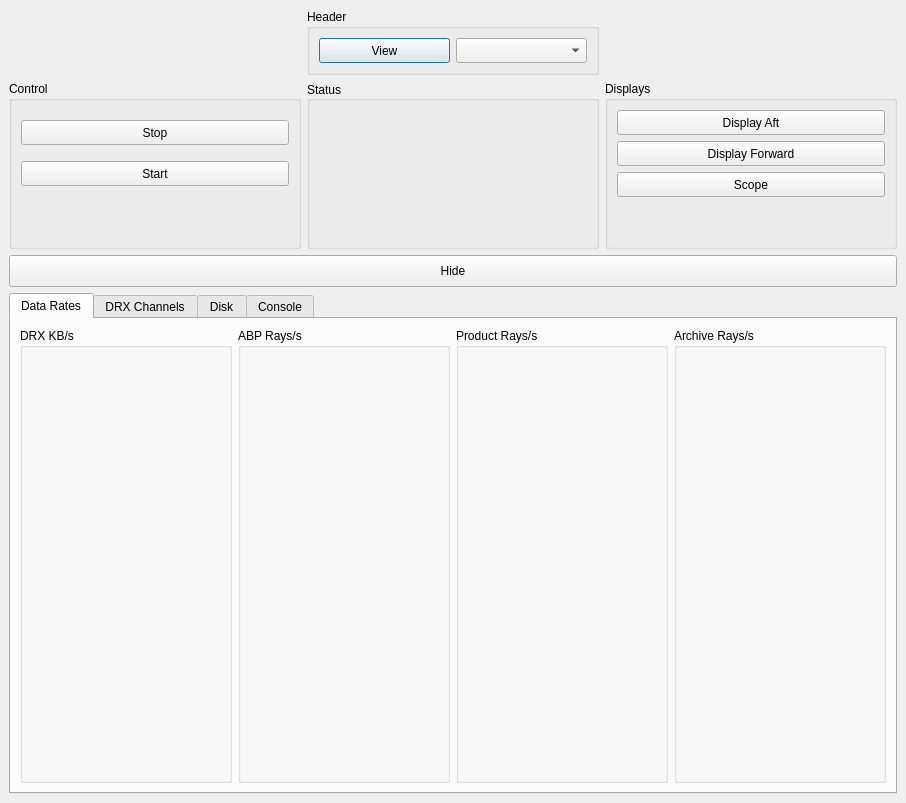
The window that src/eldoragui/EldoraMain.ui (NCAR/eldora_instrument) describes before a commit, drawn with Qt 5.
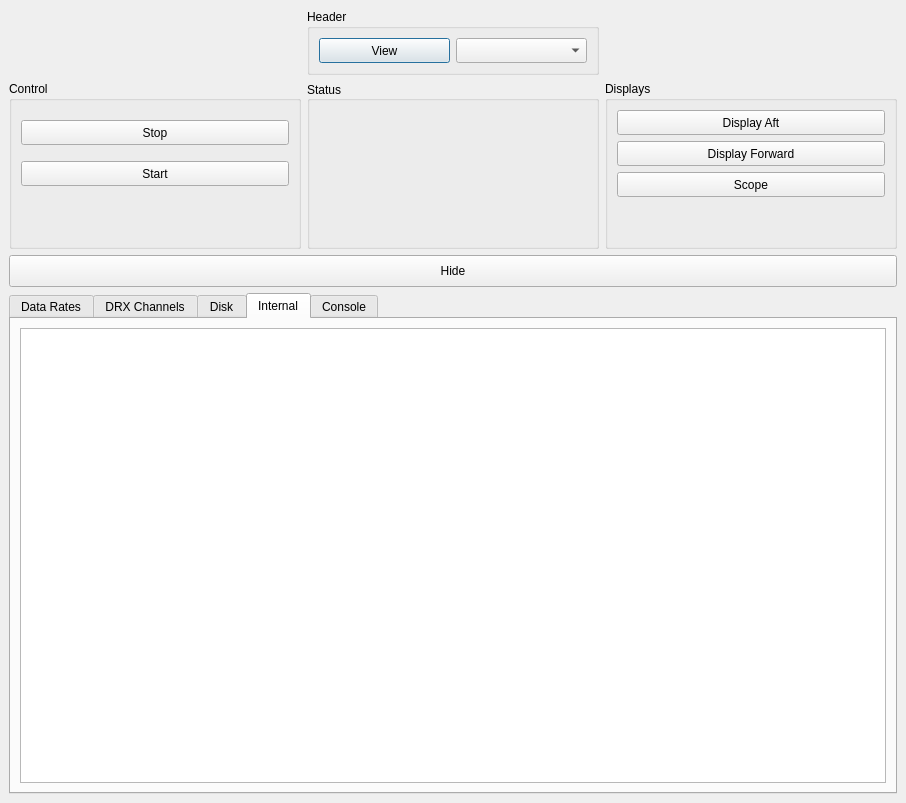
The same window after the commit. The open tabs and pages were chosen to show the change.

Commit message: Added an internal debugging tab.

The edit to the form file:
```diff
--- a/src/eldoragui/EldoraMain.ui
+++ b/src/eldoragui/EldoraMain.ui
@@ -762,6 +762,25 @@
        </item>
       </layout>
      </widget>
+     <widget class="QWidget" name="tab_5" >
+      <attribute name="title" >
+       <string>Internal</string>
+      </attribute>
+      <attribute name="toolTip" >
+       <string>Eldora Control internal variable values</string>
+      </attribute>
+      <layout class="QVBoxLayout" >
+       <property name="margin" >
+        <number>9</number>
+       </property>
+       <property name="spacing" >
+        <number>6</number>
+       </property>
+       <item>
+        <widget class="QTextBrowser" name="internalBrowser" />
+       </item>
+      </layout>
+     </widget>
      <widget class="QWidget" name="tab_3" >
       <attribute name="title" >
        <string>Console</string>
```
Left out of the diff: 12 changed lines with no effect on the pictures. The commit also changes 2 other files.
